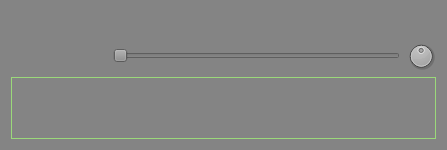
Above: src/client/gui/livejamming/app/roomplayeritem.ui from sush/Live-Jamming before the change. Below: the same form after it.
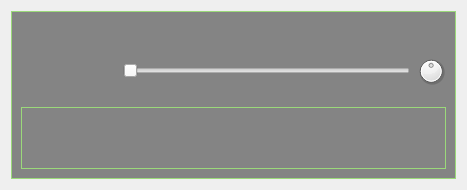
That is the form after the change. Icons and pictures are not drawn.

What changed in the file:
```diff
--- a/src/client/gui/livejamming/app/roomplayeritem.ui
+++ b/src/client/gui/livejamming/app/roomplayeritem.ui
@@ -26,22 +26,42 @@
    <string>Form</string>
   </property>
   <property name="styleSheet">
-   <string notr="true">QWidget {
-	background: rgb(132, 132, 132)
+   <string notr="true"/>
+  </property>
+  <layout class="QVBoxLayout" name="verticalLayout">
+   <item>
+    <widget class="QFrame" name="frame">
+     <property name="styleSheet">
+      <string notr="true">#frame {
+	border: 1px solid #9BD97A;	
+	background: rgb(132, 132, 132);	
 }
 #avatar {
 	border: none;
 }
-
+#balance {
+	borde:none;
+}
+#speaker {
+	border: none;
+}
 #spectrum {
 border: 1px solid #9BD97A;	
 }</string>
   </property>
+     <property name="frameShape">
+      <enum>QFrame::StyledPanel</enum>
+     </property>
+     <property name="frameShadow">
+      <enum>QFrame::Raised</enum>
+     </property>
   <layout class="QGridLayout" name="gridLayout">
+      <item row="1" column="0" rowspan="2" colspan="3">
+       <layout class="QHBoxLayout" name="horizontalLayout">
    <property name="sizeConstraint">
     <enum>QLayout::SetMinimumSize</enum>
    </property>
-   <item row="0" column="0" rowspan="2">
+        <item>
     <widget class="QLabel" name="avatar">
      <property name="sizePolicy">
       <sizepolicy hsizetype="Fixed" vsizetype="Fixed">
@@ -66,40 +86,6 @@
      </property>
     </widget>
    </item>
-   <item row="2" column="0" colspan="3">
-    <widget class="QLabel" name="spectrum">
-     <property name="sizePolicy">
-      <sizepolicy hsizetype="Fixed" vsizetype="Fixed">
-       <horstretch>0</horstretch>
-       <verstretch>0</verstretch>
-      </sizepolicy>
-     </property>
-     <property name="minimumSize">
-      <size>
-       <width>425</width>
-       <height>62</height>
-      </size>
-     </property>
-     <property name="frameShape">
-      <enum>QFrame::Box</enum>
-     </property>
-     <property name="text">
-      <string/>
-     </property>
-    </widget>
-   </item>
-   <item row="0" column="1" colspan="2">
-    <widget class="QLabel" name="label">
-     <property name="text">
-      <string/>
-     </property>
-    </widget>
-   </item>
-   <item row="1" column="1" colspan="2">
-    <layout class="QHBoxLayout" name="horizontalLayout">
-     <property name="sizeConstraint">
-      <enum>QLayout::SetMinimumSize</enum>
-     </property>
      <item>
       <widget class="QLabel" name="speaker">
        <property name="sizePolicy">
@@ -158,6 +144,38 @@
       </widget>
      </item>
     </layout>
+      </item>
+      <item row="3" column="0" colspan="3">
+       <widget class="QLabel" name="spectrum">
+        <property name="sizePolicy">
+         <sizepolicy hsizetype="Fixed" vsizetype="Fixed">
+          <horstretch>0</horstretch>
+          <verstretch>0</verstretch>
+         </sizepolicy>
+        </property>
+        <property name="minimumSize">
+         <size>
+          <width>425</width>
+          <height>62</height>
+         </size>
+        </property>
+        <property name="frameShape">
+         <enum>QFrame::Box</enum>
+        </property>
+        <property name="text">
+         <string/>
+        </property>
+       </widget>
+      </item>
+      <item row="0" column="1">
+       <widget class="QLabel" name="label">
+        <property name="text">
+         <string/>
+        </property>
+       </widget>
+      </item>
+     </layout>
+    </widget>
    </item>
   </layout>
  </widget>
```
Lines whose indentation alone changed are shown as unchanged.
